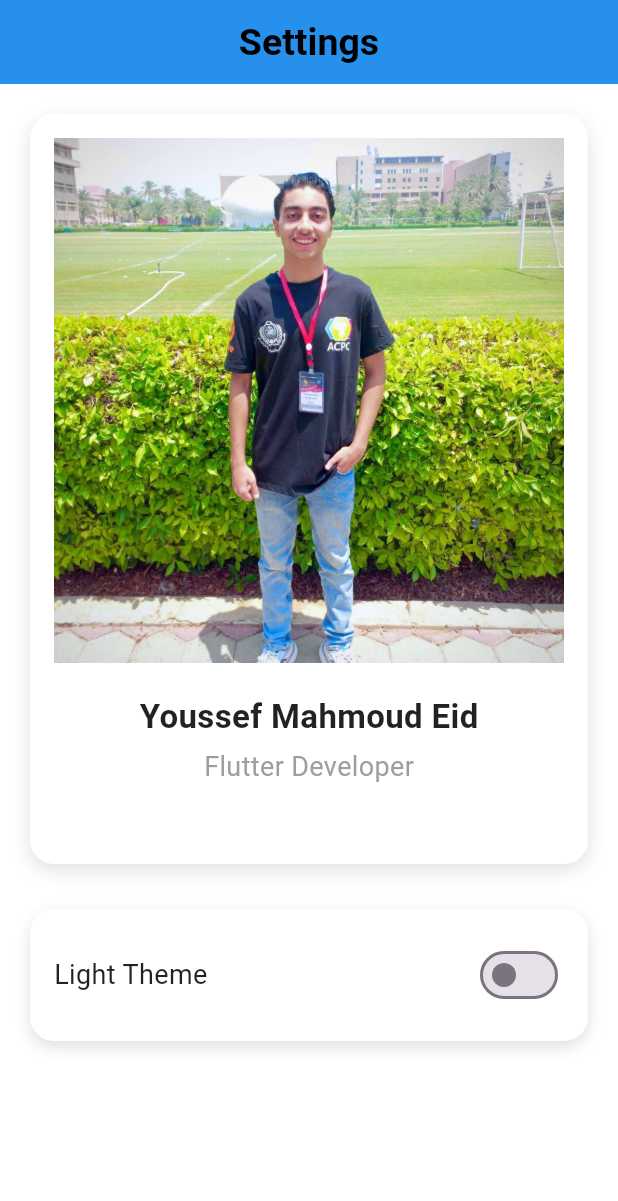
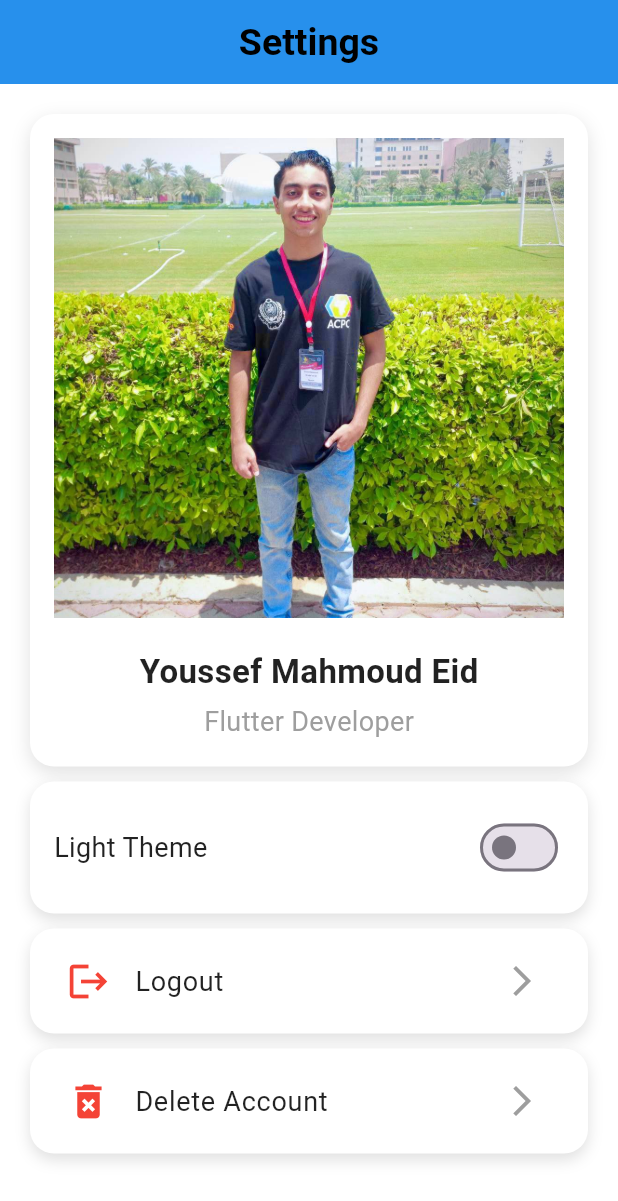
Before and after one commit to Youssef-Ma7moud-Eid/Flutter-ITI, a Flutter app: the SettingsView screen opened directly, on a phone screen of 412 x 824 dp. Shown: the top 1201 px of the screen. Run offline on Flutter 3.47's test engine with Material 3 defaults, Android fonts, the light colour scheme and no system bars; our stand-ins replace animate_do, cached_network_image, firebase_auth, firebase_core, flutter_bloc, flutter_otp_text_field and 3 more; accounts and stored records are empty.

Commit message:
add some issues

```diff
--- a/analysis_options.yaml
+++ b/analysis_options.yaml
@@ -10,6 +10,9 @@
 analyzer:
   errors:
     unnecessary_null_comparison: ignore
+    avoid_print: ignore
+    deprecated_member_use: ignore
+    use_build_context_synchronously: ignore
 include: package:flutter_lints/flutter.yaml
 
 linter:
--- a/lib/app.dart
+++ b/lib/app.dart
@@ -1,5 +1,6 @@
 import 'package:flutter/material.dart';
 import 'package:flutter_bloc/flutter_bloc.dart';
+import 'package:iti_flutter/core/cache/cache_helper.dart';
 import 'package:iti_flutter/core/theme/dark_mode.dart';
 import 'package:iti_flutter/core/theme/light_mode.dart';
 import 'package:iti_flutter/features/Auth%20feature/data/repo/repo_implement.dart';
@@ -7,6 +8,7 @@ import 'package:iti_flutter/features/Auth%20feature/presentation/manager/auth_cu
 import 'package:iti_flutter/features/Auth%20feature/presentation/views/splash_view.dart';
 import 'package:iti_flutter/features/Home%20feature/presentation/manager/app_cubit.dart';
 import 'package:iti_flutter/features/Home%20feature/presentation/manager/app_state.dart';
+import 'package:iti_flutter/features/Home%20feature/presentation/views/main_view.dart';
 
 class App extends StatelessWidget {
   const App({super.key});
@@ -15,10 +17,8 @@ class App extends StatelessWidget {
   Widget build(BuildContext context) {
     return MultiBlocProvider(
       providers: [
-       BlocProvider(
-      create: (context) => AppCubit(),),
-      BlocProvider(
-      create: (context) => AuthCubit(AuthRepoImplement()),),
+        BlocProvider(create: (context) => AppCubit()),
+        BlocProvider(create: (context) => AuthCubit(AuthRepoImplement())),
       ],
       child: BlocBuilder<AppCubit, AppState>(
         builder: (context, state) {
@@ -27,7 +27,9 @@ class App extends StatelessWidget {
             darkTheme: dartMode,
             themeMode: AppCubit.get(context).getTheme(),
             debugShowCheckedModeBanner: false,
-            home: SplashView(),
+            home: CacheHelper().getData(key: 'NewUser') != null
+                ? MainView()
+                : SplashView(),
           );
         },
       ),
--- a/lib/core/cache/cache_helper.dart
+++ b/lib/core/cache/cache_helper.dart
@@ -1,4 +1,3 @@
-
 import 'package:shared_preferences/shared_preferences.dart';
 
 class CacheHelper {
--- a/lib/features/Auth feature/data/repo/repo.dart
+++ b/lib/features/Auth feature/data/repo/repo.dart
@@ -1,4 +1,3 @@
-
 class AuthRepo {
   Future<dynamic> createUserWithEmailAndPassword({
     required String email,
@@ -8,4 +7,5 @@ class AuthRepo {
     required String email,
     required String password,
   }) async {}
+  Future deleteUser() async {}
 }
--- a/lib/features/Auth feature/data/repo/repo_implement.dart
+++ b/lib/features/Auth feature/data/repo/repo_implement.dart
@@ -2,6 +2,7 @@ import 'package:firebase_auth/firebase_auth.dart';
 import 'package:iti_flutter/features/Auth%20feature/data/repo/repo.dart';
 
 class AuthRepoImplement implements AuthRepo {
+  @override
   Future deleteUser() async {
     await FirebaseAuth.instance.currentUser!.delete();
   }
--- a/lib/features/Auth feature/presentation/manager/auth_cubit.dart
+++ b/lib/features/Auth feature/presentation/manager/auth_cubit.dart
@@ -36,4 +36,8 @@ class AuthCubit extends Cubit<AuthState> {
       emit(FailureAuthState(message: message));
     }
   }
+
+  Future<void> deleteccount() async {
+    await authRepo.deleteUser();
+  }
 }
--- a/lib/features/Auth feature/presentation/views/widgets/login_view_body.dart
+++ b/lib/features/Auth feature/presentation/views/widgets/login_view_body.dart
@@ -1,5 +1,6 @@
 import 'package:flutter/material.dart';
 import 'package:flutter_bloc/flutter_bloc.dart';
+import 'package:iti_flutter/core/cache/cache_helper.dart';
 import 'package:iti_flutter/core/utils/functions/validation_email_method.dart';
 import 'package:iti_flutter/core/utils/functions/validation_password_method.dart';
 import 'package:iti_flutter/core/utils/helper/quick_alert.dart';
@@ -36,7 +37,8 @@ class _LoginViewBodyState extends State<LoginViewBody> {
             text: 'You have Login successfully.',
             type: QuickAlertType.success,
             confirmBtnText: 'Go to OTP',
-            onConfirm: () {
+            onConfirm: () async {
+              await CacheHelper().saveData(key: 'NewUser', value: true);
               Navigator.of(context).pushReplacement(
                 MaterialPageRoute(builder: (context) => OtpView()),
               );
--- a/lib/features/Auth feature/presentation/views/widgets/sign_up_body.dart
+++ b/lib/features/Auth feature/presentation/views/widgets/sign_up_body.dart
@@ -1,6 +1,5 @@
 import 'package:flutter/material.dart';
 import 'package:flutter_bloc/flutter_bloc.dart';
-import 'package:iti_flutter/core/cache/cache_helper.dart';
 import 'package:iti_flutter/core/utils/functions/validation_email_method.dart';
 import 'package:iti_flutter/core/utils/functions/validation_password_method.dart';
 import 'package:iti_flutter/core/utils/helper/quick_alert.dart';
@@ -34,7 +33,6 @@ class _SignUpBodyState extends State<SignUpBody> {
     return BlocListener<AuthCubit, AuthState>(
       listener: (context, state) {
         if (state is SuccessAuthState) {
-          CacheHelper().saveData(key: 'NewUser', value: true);
           showCustomAlert(
             context: context,
             title: 'Success!',
--- a/lib/features/Home feature/presentation/views/widgets/setting_view_body.dart
+++ b/lib/features/Home feature/presentation/views/widgets/setting_view_body.dart
@@ -1,5 +1,8 @@
 import 'package:animate_do/animate_do.dart';
 import 'package:flutter/material.dart';
+import 'package:iti_flutter/core/cache/cache_helper.dart';
+import 'package:iti_flutter/features/Auth%20feature/presentation/manager/auth_cubit.dart';
+import 'package:iti_flutter/features/Auth%20feature/presentation/views/sign_up_view.dart';
 import 'package:iti_flutter/features/Home%20feature/presentation/manager/app_cubit.dart';
 
 class SettingViewBody extends StatefulWidget {
@@ -36,7 +39,7 @@ class _SettingViewBodyState extends State<SettingViewBody> {
           FadeInRight(
             duration: const Duration(milliseconds: 800),
             child: Container(
-              height: 500,
+              height: 435,
               width: 500,
               padding: const EdgeInsets.all(16),
               decoration: BoxDecoration(
@@ -54,8 +57,8 @@ class _SettingViewBodyState extends State<SettingViewBody> {
                 children: [
                   Image.asset(
                     'assets/images/my_image.jpg',
-                    width: 400,
-                    height: 350,
+                    width: 350,
+                    height: 320,
                     fit: BoxFit.cover,
                   ),
                   const SizedBox(height: 20),
@@ -82,7 +85,7 @@ class _SettingViewBodyState extends State<SettingViewBody> {
             ),
           ),
 
-          const SizedBox(height: 30),
+          const SizedBox(height: 10),
 
           FadeInLeft(
             duration: const Duration(milliseconds: 900),
@@ -129,6 +132,85 @@ class _SettingViewBodyState extends State<SettingViewBody> {
               ),
             ),
           ),
+          const SizedBox(height: 10),
+          FadeInRight(
+            duration: const Duration(milliseconds: 1300),
+            child: Container(
+              alignment: Alignment.center,
+              height: 70,
+              padding: const EdgeInsets.symmetric(horizontal: 8),
+              decoration: BoxDecoration(
+                color: Colors.white,
+                borderRadius: BorderRadius.circular(16),
+                boxShadow: const [
+                  BoxShadow(
+                    color: Colors.black12,
+                    blurRadius: 8,
+                    offset: Offset(0, 4),
+                  ),
+                ],
+              ),
+              child: ListTile(
+                onTap: () async {
+                  await CacheHelper().removeData(key: 'NewUser');
+                  Navigator.of(context).pushReplacement(
+                    MaterialPageRoute(builder: (context) => SignUpView()),
+                  );
+                },
+                leading: const Icon(Icons.logout, color: Colors.red, size: 30),
+                title: const Text(
+                  'Logout',
+                  style: TextStyle(fontSize: 18, color: Colors.black87),
+                ),
+                trailing: const Icon(
+                  Icons.arrow_forward_ios,
+                  color: Colors.grey,
+                ),
+              ),
+            ),
+          ),
+          const SizedBox(height: 10),
+          FadeInLeft(
+            duration: const Duration(milliseconds: 1100),
+            child: Container(
+              alignment: Alignment.center,
+              height: 70,
+              padding: const EdgeInsets.symmetric(horizontal: 8),
+              decoration: BoxDecoration(
+                color: Colors.white,
+                borderRadius: BorderRadius.circular(16),
+                boxShadow: const [
+                  BoxShadow(
+                    color: Colors.black12,
+                    blurRadius: 8,
+                    offset: Offset(0, 4),
+                  ),
+                ],
+              ),
+              child: ListTile(
+                onTap: () async {
+                  await CacheHelper().removeData(key: 'NewUser');
+                  await AuthCubit.get(context).deleteccount();
+                  Navigator.of(context).pushReplacement(
+                    MaterialPageRoute(builder: (context) => SignUpView()),
+                  );
+                },
+                leading: const Icon(
+                  Icons.delete_forever,
+                  color: Colors.red,
+                  size: 30,
+                ),
+                title: const Text(
+                  'Delete Account',
+                  style: TextStyle(fontSize: 18, color: Colors.black87),
+                ),
+                trailing: const Icon(
+                  Icons.arrow_forward_ios,
+                  color: Colors.grey,
+                ),
+              ),
+            ),
+          ),
         ],
       ),
     );
```
